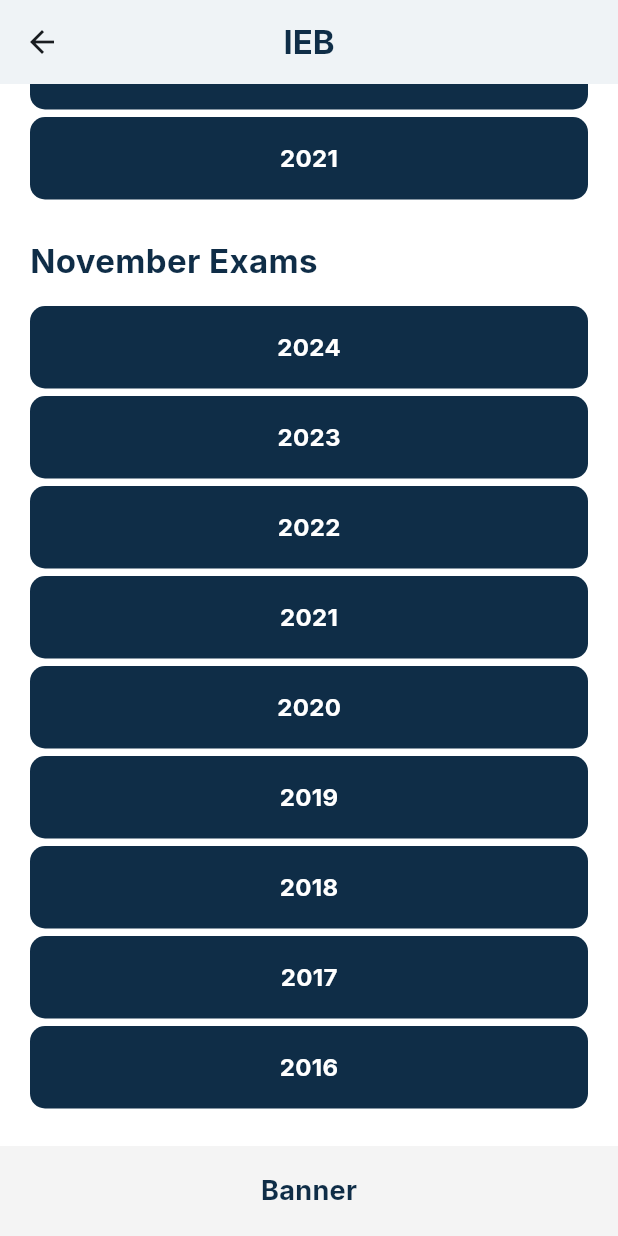
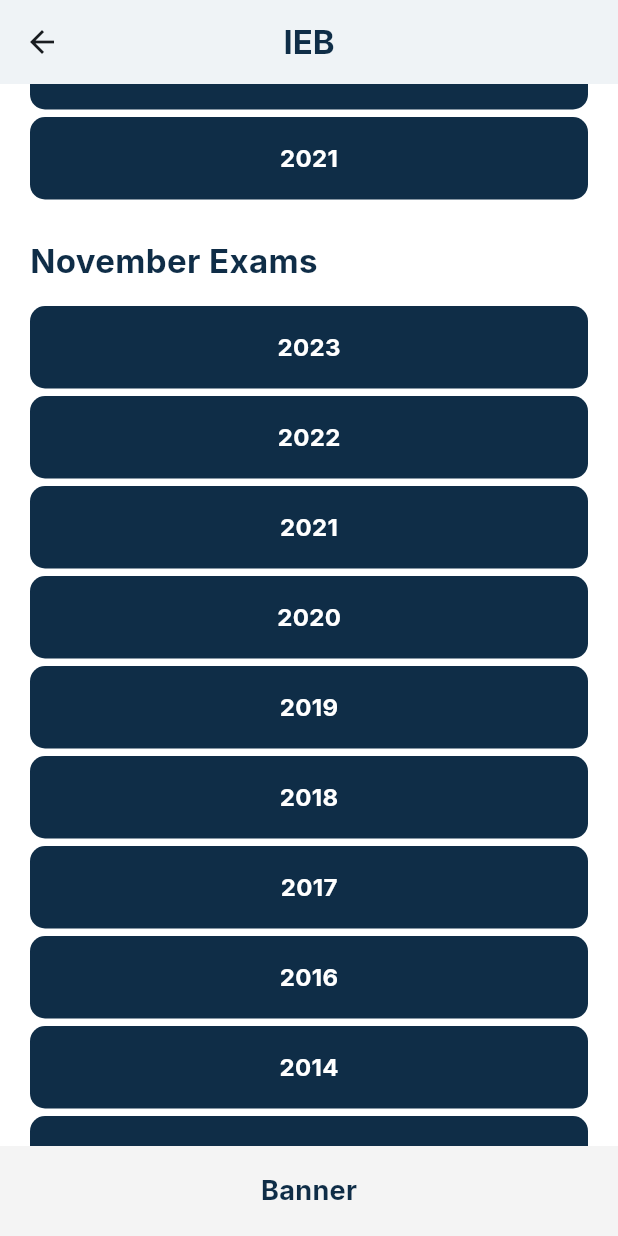
Before and after one commit to 2001arman/jsdt_app, a Flutter app: the IebUi screen opened by its route, scrolled down 224 dp, on a phone screen of 412 x 824 dp. Run offline on Flutter 3.47's test engine with Material 3 defaults, Android fonts, the phone set to English and light mode, and no system bars; our stand-ins replace firebase_core, flutter_easyloading, get, google_fonts, youtube_player_flutter; missing offline and left inert: syncfusion_flutter_pdfviewer; accounts and stored records are empty; statements that could not run were skipped.

Commit message:
ieb content

```diff
--- a/lib/feature/presentation/home/ieb/ieb_detail/ieb_detail_logic.dart
+++ b/lib/feature/presentation/home/ieb/ieb_detail/ieb_detail_logic.dart
@@ -3,4 +3,10 @@
 
 class IebDetailLogic extends GetxController {
   IebDetailState state = IebDetailState();
+
+  @override
+  void onInit() {
+    state.items = Get.arguments;
+    super.onInit();
+  }
 }
--- a/lib/feature/presentation/home/ieb/ieb_detail/ieb_detail_state.dart
+++ b/lib/feature/presentation/home/ieb/ieb_detail/ieb_detail_state.dart
@@ -2,6 +2,7 @@
 
 class IebDetailState {
   RxInt activeItem = 0.obs;
+  late List<String> items;
 
   List<String> itemList = [
     'P2 - MG',
--- a/lib/feature/presentation/home/ieb/ieb_detail/ieb_detail_ui.dart
+++ b/lib/feature/presentation/home/ieb/ieb_detail/ieb_detail_ui.dart
@@ -5,17 +5,42 @@
 import 'package:jsdt_app/utility/shared/widgets/ads_banner.dart';
 import 'package:syncfusion_flutter_pdfviewer/pdfviewer.dart';
 
-class IebDetailUi extends StatelessWidget {
+class IebDetailUi extends StatefulWidget {
   static const String namePath = '/ieb_detail_page';
+
+  const IebDetailUi({super.key});
+
+  @override
+  State<IebDetailUi> createState() => _IebDetailUiState();
+}
+
+class _IebDetailUiState extends State<IebDetailUi>
+    with TickerProviderStateMixin {
   final logic = Get.find<IebDetailLogic>();
   final state = Get.find<IebDetailLogic>().state;
-  IebDetailUi({super.key});
+
+  late final TabController _tabController;
+
+  @override
+  void initState() {
+    super.initState();
+    _tabController = TabController(length: state.items.length, vsync: this);
+  }
+
+  @override
+  void dispose() {
+    _tabController.dispose();
+    super.dispose();
+  }
 
   @override
   Widget build(BuildContext context) {
     Widget tabItem({required int index, required String title}) {
       return GestureDetector(
-        onTap: () => state.activeItem.value = index,
+        onTap: () {
+          state.activeItem.value = index;
+          _tabController.animateTo(index);
+        },
         child: Obx(
           () => Container(
             padding: const EdgeInsets.symmetric(vertical: 16, horizontal: 20),
@@ -66,9 +91,17 @@
               child: Container(
                 color: kMainColor,
                 padding: const EdgeInsets.all(16),
-                child: SfPdfViewer.network(
-                  'https://drive.google.com/uc?export=download&id=1afWbJ4lioAi0u8IoL2DhGu5E0xFMYc7D',
-
+                child: TabBarView(
+                  physics: const NeverScrollableScrollPhysics(),
+                  controller: _tabController,
+                  children: state.items
+                      .map(
+                        (data) => SfPdfViewer.network(
+                          data,
+                          canShowPageLoadingIndicator: false,
+                        ),
+                      )
+                      .toList(),
                 ),
               ),
             ),
--- a/lib/feature/presentation/home/ieb/ieb_state.dart
+++ b/lib/feature/presentation/home/ieb/ieb_state.dart
@@ -1,20 +1,158 @@
 class IebState {
-  List<String> juneExams = [
-    '2024',
-    '2023',
-    '2022',
-    '2021',
+  List<IebItem> juneExams = [
+    IebItem(
+      title: '2024',
+      items: [
+        'https://drive.google.com/uc?export=download&id=1afWbJ4lioAi0u8IoL2DhGu5E0xFMYc7D',
+        'https://drive.google.com/uc?export=download&id=1OJgNWyHGgGUjcmcqVXkKwFxriF-w-ztO',
+        'https://drive.google.com/uc?export=download&id=1U8_qKaSYXIUOHTHsA2ekWAHcncyUVncU',
+        'https://drive.google.com/uc?export=download&id=1BIHkB7-euYehUVsak4lpzTCrDOhKXbuX',
+      ],
+    ),
+    IebItem(
+      title: '2023',
+      items: [
+        'https://drive.google.com/uc?export=download&id=1bqWraqG_QhKUspdE0nYA5HqGiIvYSDCI',
+        'https://drive.google.com/uc?export=download&id=1pwUuIz14tTZSLWOVMmdtR-BH1_cdiLNh',
+        'https://drive.google.com/uc?export=download&id=1fM8ZySC3hXalqnMjlJDxVzVB2rCBg2Kl',
+        'https://drive.google.com/uc?export=download&id=1nJ_ArOsaf9P8kT8h5_x-ZIvI2ql14Lhx',
+      ],
+    ),
+    IebItem(
+      title: '2022',
+      items: [
+        'https://drive.google.com/uc?export=download&id=1nGCmu6eUEX_pRxXqgW87RlFPepaF5V6e',
+        'https://drive.google.com/uc?export=download&id=1EpS24YNknIf21DWsT98pJ5klIulXWL3j',
+        'https://drive.google.com/uc?export=download&id=1i6zMW6SgpYqWbrHqdlRPPKV6MRFleDrV',
+        'https://drive.google.com/uc?export=download&id=1lOO8R8MkFmjEBqaYTfKzKTQawY0rjXsa',
+      ],
+    ),
+    IebItem(
+      title: '2021',
+      items: [
+        'https://drive.google.com/uc?export=download&id=1E86ivIEdzMVpHcVVGFMMp9orFUKDedy7',
+        'https://drive.google.com/uc?export=download&id=1Lb2tkrmo7UVn6f-ndPvQT-8BKETM-okW',
+        'https://drive.google.com/uc?export=download&id=18YbB2kPigZtkBLvb9LnehrsnotoP9sn8',
+        'https://drive.google.com/uc?export=download&id=1apP1-ymB1fQ2dKp2ESYXB05prCWLSZQZ',
+      ],
+    ),
   ];
 
-  List<String> novExams = [
-    '2024',
-    '2023',
-    '2022',
-    '2021',
-    '2020',
-    '2019',
-    '2018',
-    '2017',
-    '2016',
+  List<IebItem> novemberExams = [
+    IebItem(
+      title: '2023',
+      items: [
+        'https://drive.google.com/uc?export=download&id=1XcycvM_IhjkXkWC_OlVXYQ1CA_Vga8Kx',
+        'https://drive.google.com/uc?export=download&id=1TuSqC-bf_ULG-1QpIqpdnZncue5otes-',
+        'https://drive.google.com/uc?export=download&id=1_4ik8wal3oz2C6SfcsNsn3C8XPX5r2EQ',
+        'https://drive.google.com/uc?export=download&id=1XlZuqvaorAzU3qRL0xg_BrDb-Z0Okj60',
+      ],
+    ),
+    IebItem(
+      title: '2022',
+      items: [
+        'https://drive.google.com/uc?export=download&id=1dlQtFqd0bxk0YS3S-nCS9yB1hkMuMqMn',
+        'https://drive.google.com/uc?export=download&id=1CuDvfdUKObHq0WE8bpQFs2uYRGkSGt2t',
+        'https://drive.google.com/uc?export=download&id=1iabKndWD05AF_dpx8RhsMI1_YQYHaphb',
+        'https://drive.google.com/uc?export=download&id=1KzrgU9jq8-UKnEPoDg731FOFSot9SuAz',
+      ],
+    ),
+    IebItem(
+      title: '2021',
+      items: [
+        'https://drive.google.com/uc?export=download&id=1exNoZHZhrDcshpWx55H3rC6vMKfchtTq',
+        'https://drive.google.com/uc?export=download&id=1iHkLSF6UpyEeuBAggEZyAM5mymwMMemU',
+        'https://drive.google.com/uc?export=download&id=12JqiCISrwesRIqzsKP2T4s3Y9v0Ls4ab',
+        'https://drive.google.com/uc?export=download&id=1yVO-5y3Gr7I8rg2A0kC-6lAEfArMNnq-',
+      ],
+    ),
+    IebItem(
+      title: '2020',
+      items: [
+        'https://drive.google.com/uc?export=download&id=1C-F9pVici_JCe-LAjO8hpEfrmHkmjG-8',
+        'https://drive.google.com/uc?export=download&id=17SMjJF6axDrkXzvJpNwQ0vuNa63y2vrA',
+        'https://drive.google.com/uc?export=download&id=1jLUXjPfagNIIWHHc9JXB-LPvGkb6enbL',
+        'https://drive.google.com/uc?export=download&id=1945T6BZbAPq7kvR28XoaiWvoTArdwfhs',
+      ],
+    ),
+    IebItem(
+      title: '2019',
+      items: [
+        'https://drive.google.com/uc?export=download&id=1C9HYD4Gcb6bGcmSze6FFGc_aKvkdGV1o',
+        'https://drive.google.com/uc?export=download&id=1WNAUuJOewPxhP1WHQp9U8KbHwpCPUpZD',
+        'https://drive.google.com/uc?export=download&id=1TKcnL-FPxT8Iz7-j9EV9HitTSN9BcDuK',
+        'https://drive.google.com/uc?export=download&id=1PBVNnYHnARpjZkB8Br2dSUqaHig7_MWg',
+      ],
+    ),
+    IebItem(
+      title: '2018',
+      items: [
+        'https://drive.google.com/uc?export=download&id=1mhpclGOt-tsLADlJ9b6AF32Qwi7qSoJC',
+        'https://drive.google.com/uc?export=download&id=1o3KB17VZeQwEEhf0knPp_PdaHWZqGNiP',
+        'https://drive.google.com/uc?export=download&id=1Gh5gU1shblC3awwkWLm7r-vzvmCbvWGE',
+        'https://drive.google.com/uc?export=download&id=1DvBRlIXvkdYbd9T6lNYoKDCz55FSV0X7',
+      ],
+    ),
+    IebItem(
+      title: '2017',
+      items: [
+        'https://drive.google.com/uc?export=download&id=1x2fZ7lHYhFKKu5GqlmktWxm62P5xdWql',
+        'https://drive.google.com/uc?export=download&id=1N0OhbOGP0yDtDWxAuT5qyGPIPRo2ur0V',
+        'https://drive.google.com/uc?export=download&id=1SlwbybQvcr31D61e5nnm_z2CxwHTzK_5',
+        'https://drive.google.com/uc?export=download&id=10Z47C1swR2jpN_FETfeWIljpx-cjdibE',
+      ],
+    ),
+    IebItem(
+      title: '2016',
+      items: [
+        'https://drive.google.com/uc?export=download&id=1NUum4nHYkl9koSlwilL3RoeXCl268-7S',
+        'https://drive.google.com/uc?export=download&id=1bjjakwzfLA_ExSaqCHm4uudDx_AvMs7v',
+        'https://drive.google.com/uc?export=download&id=1NQOau2zqH5P8BgLu5NWnYGonj0ebFJaP',
+        'https://drive.google.com/uc?export=download&id=1HlFJ6VjOlilyKh93W3IrMvBYfrUts7DR',
+      ],
+    ),
+    IebItem(
+      title: '2014',
+      items: [
+        'https://drive.google.com/uc?export=download&id=1qRIhGaSZYXfHqXCWbIQAkXBBxk1rwjd9',
+        'https://drive.google.com/uc?export=download&id=1Ol4BLzAB7yRA_Gnj2I8mmedteuw5AI_Y',
+        'https://drive.google.com/uc?export=download&id=1Bzwk7ikEFEky_LAtY4WoexqHUFMfWu1G',
+        'https://drive.google.com/uc?export=download&id=10ECg7vSy5o-PPU81BJwtdiOcYuBuukcu',
+      ],
+    ),
+    IebItem(
+      title: '2013',
+      items: [
+        'https://drive.google.com/uc?export=download&id=1-Qz962DVh7-5Mpgd668OFnf2GFim_oUb',
+        'https://drive.google.com/uc?export=download&id=1KxpFErtD5oTouRxU44w9uxYxpGXMiJO8',
+        'https://drive.google.com/uc?export=download&id=1m6VTQk7VXI7Hn8WZMlFRAdBF76gOeMij',
+        'https://drive.google.com/uc?export=download&id=1KEC8qEsQDxA-6u_6UdDHN5llp2wrvCD5',
+      ],
+    ),
+    IebItem(
+      title: '2012',
+      items: [
+        'https://drive.google.com/uc?export=download&id=1HlSxxgMcRKecel5dkZdQTxNQztKaXo22',
+        'https://drive.google.com/uc?export=download&id=1XM_viNvRMAO5XICwxdYhEK8fgcjz_66q',
+        'https://drive.google.com/uc?export=download&id=1V8Pf-TsvvH1Cy8dzmjjDuIjwig291Hxb',
+        'https://drive.google.com/uc?export=download&id=1EqWYaO1lv_0LgdQ6Zu4jGVYZGz7looRC',
+      ],
+    ),
+    IebItem(
+      title: '2011',
+      items: [
+        'https://drive.google.com/uc?export=download&id=1QABjqbzxJj3gKRiQ6VdWNqGMCLUejDZN',
+        'https://drive.google.com/uc?export=download&id=1YumuJBGUOg1DwEn0WH3WtOttQNxkrHBB',
+        'https://drive.google.com/uc?export=download&id=1s-U_oB4uT3zTn5fmn4aCKMC_sjIaxgQk',
+        'https://drive.google.com/uc?export=download&id=1oWobC0g6YMNSYK_hoAnFri1lJ7uYMRTz',
+      ],
+    ),
   ];
 }
+
+class IebItem {
+  final String title;
+  final List<String> items;
+
+  IebItem({required this.title, required this.items});
+}
--- a/lib/feature/presentation/home/ieb/ieb_ui.dart
+++ b/lib/feature/presentation/home/ieb/ieb_ui.dart
@@ -35,8 +35,11 @@
           const SizedBox(height: 15),
           ...state.juneExams.map(
             (data) => ButtonItems(
-              title: data,
-              ontap: () => Get.toNamed(IebDetailUi.namePath),
+              title: data.title,
+              ontap: () => Get.toNamed(
+                IebDetailUi.namePath,
+                arguments: data.items,
+              ),
             ),
           ),
           const SizedBox(height: 20),
@@ -45,10 +48,14 @@
             style: mainTextStyle.copyWith(fontSize: 22, fontWeight: bold),
           ),
           const SizedBox(height: 15),
-          ...state.novExams.map(
+          ...state.novemberExams.map(
             (data) => ButtonItems(
-              title: data,
-              ontap: () => Get.toNamed(IebDetailUi.namePath),
+              title: data.title,
+              ontap: () => Get.toNamed(
+                IebDetailUi.namePath,
+                arguments: data.items,
+
+              ),
             ),
           ),
         ],
```
